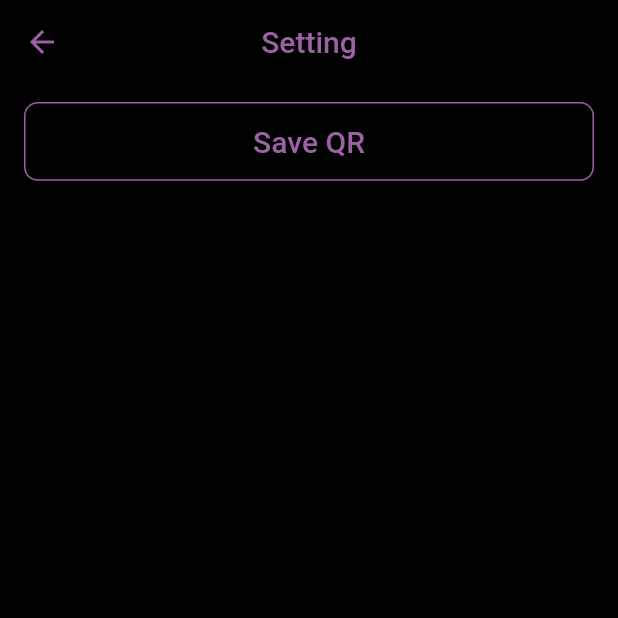
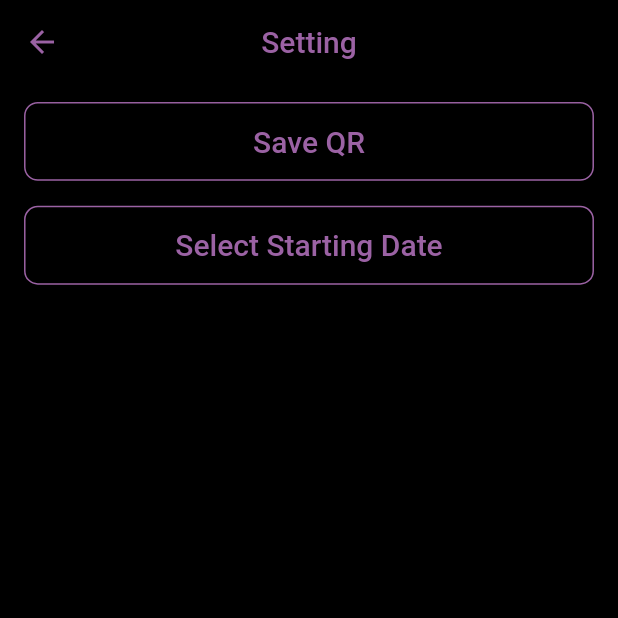
Before and after one commit to Nitin-Singh18/attendance_app, a Flutter app: the screen it shows after launch, after a tap on the "settings" icon, on a phone screen of 412 x 824 dp, the top half of it. Run offline on Flutter 3.47's test engine with Material 2 defaults, Android fonts, the phone set to English and light mode, and no system bars; our stand-ins replace flutter_riverpod, flutter_screenutil, isar, shared_preferences, table_calendar; missing offline and left inert: mobile_scanner; accounts and stored records are empty; generated files the repository leaves out were written again.

Commit message:
fea - Select Attendance Start Date

```diff
--- a/lib/const/constants.dart
+++ b/lib/const/constants.dart
@@ -1,4 +1,5 @@
 class AppString {
   static const String qrKey = 'qr_data';
   static const String qrValue = 'Present';
+  static const String startDateKey = 'start_date';
 }
--- a/lib/modules/home/view/home_view.dart
+++ b/lib/modules/home/view/home_view.dart
@@ -6,6 +6,7 @@ import '../../../const/app_color.dart';
 import '../../../const/constants.dart';
 import '../../../data/widget/c_button.dart';
 import '../../../data/widget/tile.dart';
+import '../../../services/local/shared_preferences.dart';
 import '../../calendar/view/calendar_view.dart';
 import '../../scanner/view/attendance_confirmation_view.dart';
 import '../../scanner/view/scanner_view.dart';
@@ -29,6 +30,7 @@ class _HomeViewState extends ConsumerState<HomeView> {
   }
 
   void addTodayAttendance() async {
+    SharedPref.open();
     await ref.read(homeViewModelProvider.notifier).createTodayAttendance();
   }
 
--- a/lib/modules/home/view_model/home_view_model.dart
+++ b/lib/modules/home/view_model/home_view_model.dart
@@ -1,5 +1,7 @@
+import 'package:attendance_app/services/local/shared_preferences.dart';
 import 'package:flutter_riverpod/flutter_riverpod.dart';
 
+import '../../../const/constants.dart';
 import '../../../data/model/attendance_model.dart';
 import '../../../services/local/isar_db.dart';
 
@@ -132,9 +134,17 @@ class HomeViewModel extends StateNotifier<HomeViewState> {
         element.date.day == date.day);
   }
 
-  void calculateAttendancePercentage() {
-    // Calculate the total number of days and days present
-    final totalDays = state.attendanceItems.length;
+  void calculateAttendancePercentage() async {
+    final SharedPref prefs = SharedPref();
+
+    final String? startDate = prefs.getString(AppString.startDateKey);
+    int totalDays = 0;
+    if (startDate != null) {
+      final date = DateTime.parse(startDate);
+      totalDays = DateTime.now().difference(date).inDays + 1;
+    } else {
+      totalDays = state.attendanceItems.length;
+    }
     final daysPresent =
         state.attendanceItems.where((e) => e.status == 'Present').length;
 
--- a/lib/modules/scanner/view_model/scanner_view_model.dart
+++ b/lib/modules/scanner/view_model/scanner_view_model.dart
@@ -46,10 +46,10 @@ class ScannerViewModel extends StateNotifier<DateTime> {
 
   Future<void> saveQR(BarcodeCapture rawData) async {
     final data = _getQRData(rawData);
-    pref.saveQR(AppString.qrKey, data);
+    pref.setString(AppString.qrKey, data);
   }
 
   Future<String?> getQR() async {
-    return pref.getQR(AppString.qrKey);
+    return pref.getString(AppString.qrKey);
   }
 }
--- a/lib/modules/setting/view/setting_view.dart
+++ b/lib/modules/setting/view/setting_view.dart
@@ -1,4 +1,9 @@
+import 'package:attendance_app/const/constants.dart';
+import 'package:attendance_app/data/widget/date_picker.dart';
+import 'package:attendance_app/modules/home/view_model/home_view_model.dart';
+import 'package:attendance_app/services/local/shared_preferences.dart';
 import 'package:flutter/material.dart';
+import 'package:flutter_riverpod/flutter_riverpod.dart';
 import 'package:flutter_screenutil/flutter_screenutil.dart';
 
 import '../../../const/app_color.dart';
@@ -7,6 +12,11 @@ import '../../scanner/view/scanner_view.dart';
 
 class SettingView extends StatelessWidget {
   const SettingView({super.key});
+  Future<void> _saveSelectedDate(DateTime pickedDate) async {
+    final SharedPref prefs = SharedPref();
+    await SharedPref.open();
+    prefs.setString(AppString.startDateKey, pickedDate.toIso8601String());
+  }
 
   @override
   Widget build(BuildContext context) {
@@ -40,6 +50,27 @@ class SettingView extends StatelessWidget {
               ),
             ),
           ),
+          SizedBox(
+            height: 10.h,
+          ),
+          SizedBox(
+            width: double.infinity,
+            child: Consumer(builder: (context, ref, child) {
+              return CButton(
+                  title: 'Select Starting Date',
+                  onTap: () async {
+                    final DateTime? pickedDate =
+                        await pickedDateDialog(context);
+
+                    if (pickedDate != null) {
+                      await _saveSelectedDate(pickedDate);
+                      ref
+                          .read(homeViewModelProvider.notifier)
+                          .calculateAttendancePercentage();
+                    }
+                  });
+            }),
+          )
         ],
       ),
     );
--- a/lib/services/local/shared_preferences.dart
+++ b/lib/services/local/shared_preferences.dart
@@ -7,11 +7,11 @@ class SharedPref {
     _preferences = await SharedPreferences.getInstance();
   }
 
-  Future<bool> saveQR(String key, String value) async {
+  Future<bool> setString(String key, String value) async {
     return await _preferences.setString(key, value);
   }
 
-  String? getQR(String key) {
+  String? getString(String key) {
     return _preferences.getString(key);
   }
 }
```
Also changed, not shown: lib/data/widget/date_picker.dart (added, +36 -0 lines).
